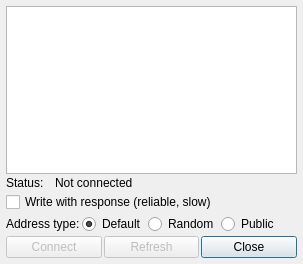
Old version of the form plugins/mcumgr/bluetooth_setup.ui in the repository thedjnK/AuTerm.
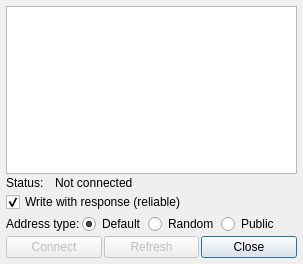
New version of the form.

Commit message: plugins: mcumgr: Enable Bluetooth write with response by default

Diff of the .ui file:
```diff
--- a/plugins/mcumgr/bluetooth_setup.ui
+++ b/plugins/mcumgr/bluetooth_setup.ui
@@ -155,7 +155,10 @@
      <item>
       <widget class="QCheckBox" name="check_write_with_response">
        <property name="text">
-        <string>Write with response (reliable, slow)</string>
+        <string>Write with response (reliable)</string>
+       </property>
+       <property name="checked">
+        <bool>true</bool>
        </property>
       </widget>
      </item>
```
